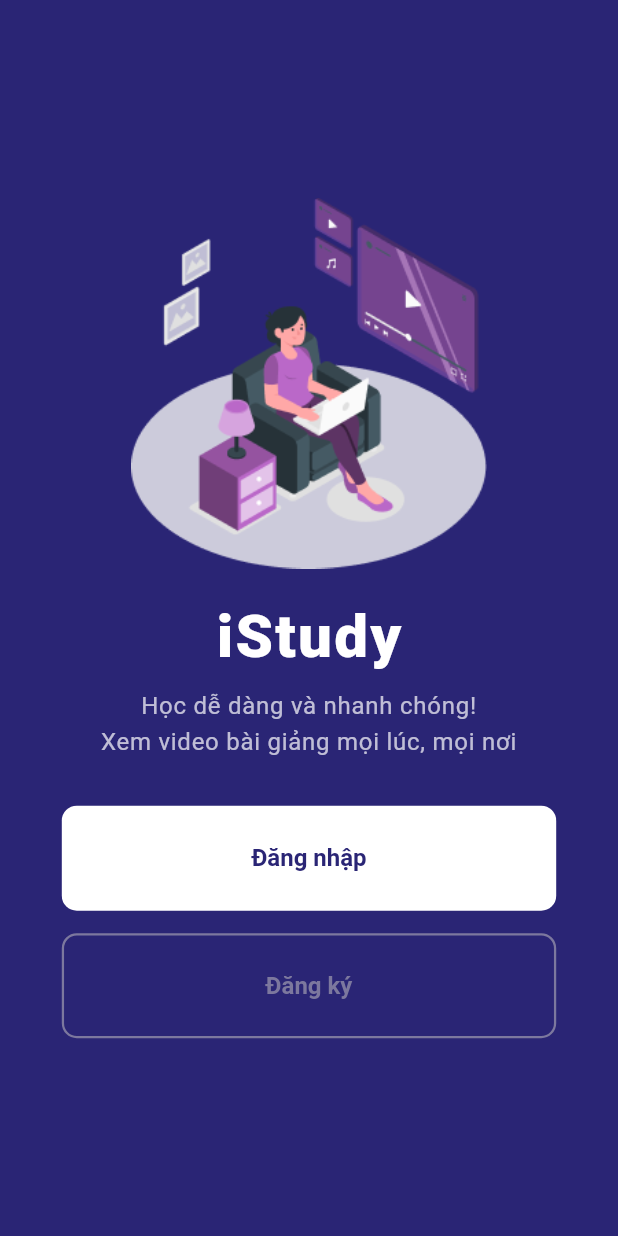
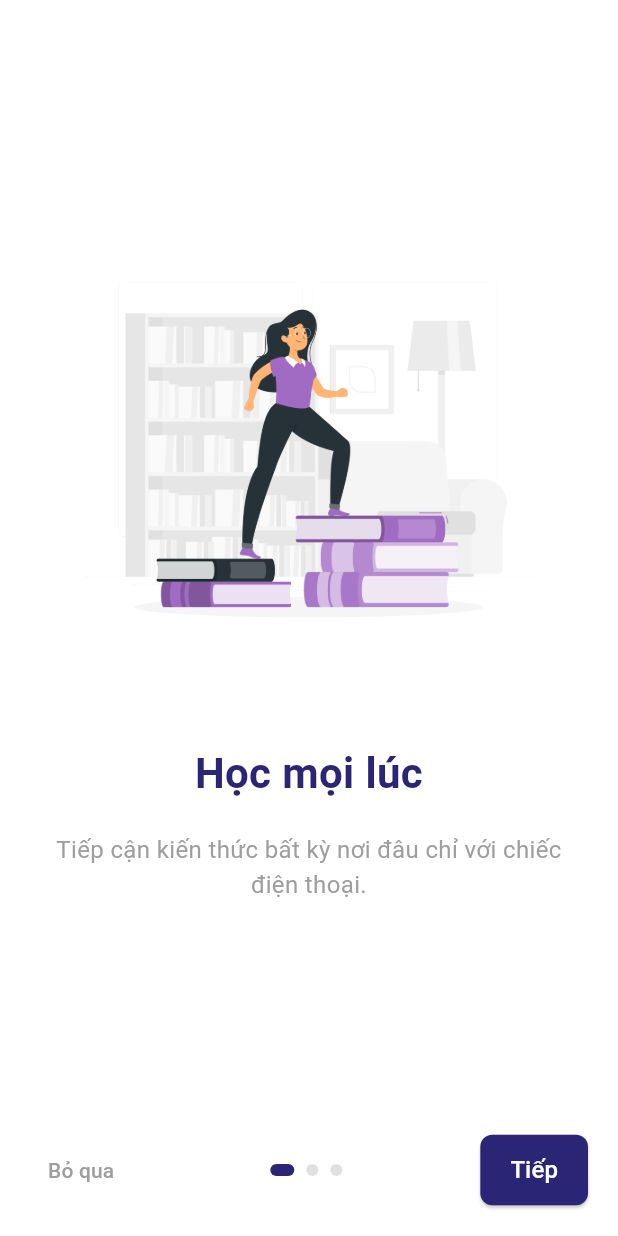
Before and after one commit to khanhphu/iStudy--Online-Courses, a Flutter app: the screen it shows after launch, on a phone screen of 412 x 824 dp. Run offline on Flutter 3.47's test engine with Material 3 defaults, Android fonts, the phone set to English and light mode, and no system bars; our stand-ins replace cached_network_image, cloud_firestore, firebase_auth, firebase_core, get, get_storage and 2 more; missing offline and left inert: img_picker; accounts and stored records are empty.

Commit message:
logic splash screen- onboarding- remember me

```diff
--- /dev/null
+++ b/lib/screens/onboarding_screen.dart
@@ -0,0 +1,197 @@
+import 'package:flutter/material.dart';
+import 'package:google_fonts/google_fonts.dart';
+import 'package:istudy_courses/screens/login_screen.dart';
+import 'package:istudy_courses/services/local/storage_service.dart';
+import 'package:istudy_courses/theme/colors.dart';
+
+class OnboardingScreen extends StatefulWidget {
+  const OnboardingScreen({super.key});
+
+  @override
+  State<OnboardingScreen> createState() => _OnboardingScreenState();
+}
+
+class _OnboardingScreenState extends State<OnboardingScreen> {
+  final PageController _pageController = PageController();
+  int _currentIndex = 0;
+
+  final List<Map<String, String>> _onboardingData = [
+    {
+      'image': 'assets/onboarding1.png',
+      'title': 'Học mọi lúc',
+      'desc': 'Tiếp cận kiến thức bất kỳ nơi đâu chỉ với chiếc điện thoại.',
+    },
+    {
+      'image': 'assets/onboarding2.png',
+      'title': 'Bài giảng chất lượng',
+      'desc': 'Video bài giảng rõ ràng, dễ hiểu, phù hợp với mọi trình độ.',
+    },
+    {
+      'image': 'assets/amico.png',
+      'title': 'Theo dõi tiến độ',
+      'desc': 'Đánh dấu bài đã học và tiếp tục học dễ dàng.',
+    },
+  ];
+
+  void _skip() {
+    StorageService.setOnboardingSeen();
+    Navigator.pushReplacement(
+      context,
+      MaterialPageRoute(builder: (_) => const LoginPage()),
+    );
+  }
+
+  void _next() {
+    if (_currentIndex < _onboardingData.length - 1) {
+      _pageController.nextPage(
+        duration: const Duration(milliseconds: 300),
+        curve: Curves.easeInOut,
+      );
+    } else {
+      _skip();
+    }
+  }
+
+  Widget _buildPage(Map<String, String> data) {
+    return Padding(
+      padding: const EdgeInsets.all(20),
+      child: LayoutBuilder(
+        builder: (context, constraints) {
+          bool isWide = constraints.maxWidth > 600;
+          return isWide
+              ? Row(
+                mainAxisAlignment: MainAxisAlignment.center,
+                children: [
+                  Expanded(
+                    child: Image.asset(
+                      data['image']!,
+                      height: 300,
+                      fit: BoxFit.contain,
+                    ),
+                  ),
+                  const SizedBox(width: 40),
+                  Expanded(child: _buildTextSection(data)),
+                ],
+              )
+              : Column(
+                mainAxisAlignment: MainAxisAlignment.center,
+                children: [
+                  Image.asset(data['image']!, height: 300, fit: BoxFit.contain),
+                  const SizedBox(height: 40),
+                  _buildTextSection(data),
+                ],
+              );
+        },
+      ),
+    );
+  }
+
+  Widget _buildTextSection(Map<String, String> data) {
+    return Column(
+      crossAxisAlignment: CrossAxisAlignment.center,
+      children: [
+        Text(
+          data['title']!,
+          style: GoogleFonts.roboto(
+            fontSize: 28,
+            fontWeight: FontWeight.bold,
+            color: AppColors.purple,
+          ),
+          textAlign: TextAlign.center,
+        ),
+        const SizedBox(height: 20),
+        Padding(
+          padding: const EdgeInsets.symmetric(horizontal: 10),
+          child: Text(
+            data['desc']!,
+            style: const TextStyle(fontSize: 16, color: Colors.grey),
+            textAlign: TextAlign.center,
+          ),
+        ),
+      ],
+    );
+  }
+
+  @override
+  Widget build(BuildContext context) {
+    final bool isLast = _currentIndex == _onboardingData.length - 1;
+
+    return Scaffold(
+      backgroundColor: Colors.white,
+      body: SafeArea(
+        child: Column(
+          children: [
+            Expanded(
+              child: PageView.builder(
+                controller: _pageController,
+                itemCount: _onboardingData.length,
+                onPageChanged: (index) {
+                  setState(() => _currentIndex = index);
+                },
+                itemBuilder: (_, index) {
+                  return _buildPage(_onboardingData[index]);
+                },
+              ),
+            ),
+            Padding(
+              padding: const EdgeInsets.symmetric(horizontal: 20),
+              child: Row(
+                mainAxisAlignment: MainAxisAlignment.spaceBetween,
+                children: [
+                  // Skip button
+                  TextButton(
+                    onPressed: _skip,
+                    child: const Text(
+                      'Bỏ qua',
+                      style: TextStyle(color: Colors.grey),
+                    ),
+                  ),
+
+                  // Indicator
+                  Row(
+                    children: List.generate(
+                      _onboardingData.length,
+                      (index) => AnimatedContainer(
+                        duration: const Duration(milliseconds: 200),
+                        margin: const EdgeInsets.symmetric(horizontal: 4),
+                        width: _currentIndex == index ? 16 : 8,
+                        height: 8,
+                        decoration: BoxDecoration(
+                          color:
+                              _currentIndex == index
+                                  ? AppColors.purple
+                                  : Colors.grey[300],
+                          borderRadius: BorderRadius.circular(5),
+                        ),
+                      ),
+                    ),
+                  ),
+
+                  // Next / Start Button
+                  ElevatedButton(
+                    onPressed: _next,
+                    style: ElevatedButton.styleFrom(
+                      backgroundColor: AppColors.purple,
+                      shape: RoundedRectangleBorder(
+                        borderRadius: BorderRadius.circular(8),
+                      ),
+                      padding: const EdgeInsets.symmetric(
+                        horizontal: 20,
+                        vertical: 12,
+                      ),
+                    ),
+                    child: Text(
+                      isLast ? 'Bắt đầu học' : 'Tiếp',
+                      style: const TextStyle(fontSize: 16, color: Colors.white),
+                    ),
+                  ),
+                ],
+              ),
+            ),
+            const SizedBox(height: 20),
+          ],
+        ),
+      ),
+    );
+  }
+}
--- a/lib/screens/splash_screen.dart
+++ b/lib/screens/splash_screen.dart
@@ -1,31 +1,102 @@
+import 'package:firebase_auth/firebase_auth.dart';
 import 'package:flutter/material.dart';
 import 'package:google_fonts/google_fonts.dart';
+import 'package:istudy_courses/screens/courses_screen.dart';
 import 'package:istudy_courses/screens/login_screen.dart';
-import '../theme/colors.dart';
-import 'register_screen.dart';
+import 'package:istudy_courses/screens/onboarding_screen.dart';
+import 'package:istudy_courses/services/local/storage_service.dart';
+import 'package:istudy_courses/theme/colors.dart';
 
+class SplashScreen extends StatefulWidget {
+  const SplashScreen({super.key});
 
-class SplashScreen extends StatelessWidget {
-  const SplashScreen({super.key});
+  @override
+  State<SplashScreen> createState() => _SplashScreenState();
+}
+
+class _SplashScreenState extends State<SplashScreen> {
+  @override
+  void initState() {
+    // TODO: implement initState
+    super.initState();
+    _checkNavigation();
+  }
+
+  Future<void> _checkNavigation() async {
+    await Future.delayed(const Duration(seconds: 2)); // delay để splash hiện
+
+    bool seenOnboarding = StorageService.hasSeenOnboarding;
+    bool remember = StorageService.isRemembered;
+    final email = StorageService.email;
+    final password = StorageService.password;
+
+    // Debug logging
+    print('Splash Debug:');
+    print('seenOnboarding: $seenOnboarding');
+    print('remember: $remember');
+    print('email: $email');
+    print('password: ${password != null ? "***" : null}');
+
+    if (!seenOnboarding) {
+      Navigator.pushReplacement(
+        context,
+        MaterialPageRoute(builder: (_) => const OnboardingScreen()),
+      );
+      return; // Thêm return để tránh thực hiện code phía dưới
+    }
+
+    if (remember && email != null && password != null) {
+      try {
+        await FirebaseAuth.instance.signInWithEmailAndPassword(
+          email: email,
+          password: password,
+        );
+        // Thành công chuyển vào màn hình chính
+        Navigator.pushReplacement(
+          context,
+          MaterialPageRoute(builder: (_) => const CoursesScreen()),
+        );
+      } catch (e) {
+        print('Auto-login failed: $e');
+
+        // Đăng nhập thất bại, xóa thông tin lưu trữ và chuyển về LoginPage
+        // StorageService.clearRememberData(); // Thêm method này để xóa dữ liệu lỗi
+        Navigator.pushReplacement(
+          context,
+          MaterialPageRoute(builder: (_) => const LoginPage()),
+        );
+      }
+    } else {
+      print(
+        'Going to LoginPage - remember: $remember, email: $email, password: $password',
+      );
+
+      // Trường hợp: remember = false hoặc email/password = null
+      Navigator.pushReplacement(
+        context,
+        MaterialPageRoute(builder: (_) => const LoginPage()),
+      );
+    }
+  }
 
   @override
   Widget build(BuildContext context) {
     return Scaffold(
-      backgroundColor: AppColors.purple, // Màu nền tím giống trong hình
+      backgroundColor: AppColors.purple,
       body: SafeArea(
         child: Padding(
-          padding: EdgeInsets.symmetric(
-            horizontal: MediaQuery.of(context).size.width * 0.1,
-            vertical: MediaQuery.of(context).size.height * 0.05,
-          ),
+          padding: EdgeInsets.all(20),
           child: Column(
             mainAxisAlignment: MainAxisAlignment.center,
             children: [
               Image.asset(
                 'assets/amico.png', // Thay bằng hình ảnh phù hợp nếu cần
-                height: MediaQuery.of(context).size.height * 0.3,
-                width: MediaQuery.of(context).size.width * 0.7,
-                errorBuilder: (context, error, stackTrace) => const Icon(
+                // height: MediaQuery.of(context).size.height * 0.3,
+                // width: MediaQuery.of(context).size.width * 0.7,
+                fit: BoxFit.contain,
+                height: 300,
+                errorBuilder:
+                    (context, error, stackTrace) => const Icon(
                       Icons.error_outline,
                       size: 100,
                       color: Colors.white70,
@@ -55,52 +126,57 @@ class SplashScreen extends StatelessWidget {
                 ),
               ),
               const SizedBox(height: 30),
-              FilledButton(
-                onPressed: () => Navigator.push(
-                  context,
-                  MaterialPageRoute(
-                    builder: (_) => const LoginPage(),
-                    settings: const RouteSettings(name: 'LoginPage'),
-                  ),
-                ),
-                style: FilledButton.styleFrom(
-                  minimumSize: const Size.fromHeight(70),
-                  backgroundColor: Colors.white,
-                  foregroundColor: AppColors.purple,
-                  shape: RoundedRectangleBorder(
-                    borderRadius: BorderRadius.circular(10),
-                  ),
-                  textStyle: const TextStyle(
-                    fontSize: 16,
-                    fontWeight: FontWeight.w600,
-                  ),
-                ),
-                child: const Text("Đăng nhập"),
-              ),
-              const SizedBox(height: 15),
-              OutlinedButton(
-                onPressed: () => Navigator.push(
-                  context,
-                  MaterialPageRoute(
-                    builder: (_) => const RegisterPage(),
-                    settings: const RouteSettings(name: 'RegisterPage'),
-                  ),
-                ),
-                style: OutlinedButton.styleFrom(
-                  minimumSize: const Size.fromHeight(70),
-                  side: const BorderSide(color: AppColors.blur_purple, width: 1.5),
-                  foregroundColor: AppColors.blur_purple,
-                  shape: RoundedRectangleBorder(
-                    borderRadius: BorderRadius.circular(10),
-                  ),
-                  textStyle: const TextStyle(
-                    fontSize: 16,
-                    fontWeight: FontWeight.w600,
-                    color: AppColors.white
-                  ),
-                ),
-                child: const Text("Đăng ký"),
-              ),
+              // FilledButton(
+              //   onPressed:
+              //       () => Navigator.push(
+              //         context,
+              //         MaterialPageRoute(
+              //           builder: (_) => const LoginPage(),
+              //           settings: const RouteSettings(name: 'LoginPage'),
+              //         ),
+              //       ),
+              //   style: FilledButton.styleFrom(
+              //     minimumSize: const Size.fromHeight(70),
+              //     backgroundColor: Colors.white,
+              //     foregroundColor: AppColors.purple,
+              //     shape: RoundedRectangleBorder(
+              //       borderRadius: BorderRadius.circular(10),
+              //     ),
+              //     textStyle: const TextStyle(
+              //       fontSize: 16,
+              //       fontWeight: FontWeight.w600,
+              //     ),
+              //   ),
+              //   child: const Text("Đăng nhập"),
+              // ),
+              // const SizedBox(height: 15),
+              // OutlinedButton(
+              //   onPressed:
+              //       () => Navigator.push(
+              //         context,
+              //         MaterialPageRoute(
+              //           builder: (_) => const RegisterPage(),
+              //           settings: const RouteSettings(name: 'RegisterPage'),
+              //         ),
+              //       ),
+              //   style: OutlinedButton.styleFrom(
+              //     minimumSize: const Size.fromHeight(70),
+              //     side: const BorderSide(
+              //       color: AppColors.blur_purple,
+              //       width: 1.5,
+              //     ),
+              //     foregroundColor: AppColors.blur_purple,
+              //     shape: RoundedRectangleBorder(
+              //       borderRadius: BorderRadius.circular(10),
+              //     ),
+              //     textStyle: const TextStyle(
+              //       fontSize: 16,
+              //       fontWeight: FontWeight.w600,
+              //       color: AppColors.white,
+              //     ),
+              //   ),
+              //   child: const Text("Đăng ký"),
+              // ),
             ],
           ),
         ),
--- a/lib/services/local/storage_service.dart
+++ b/lib/services/local/storage_service.dart
@@ -1,7 +1,32 @@
 import 'package:get_storage/get_storage.dart';
 
 class StorageService {
-  final _box = GetStorage();
+  static final _box = GetStorage();
+
+  static String? currentUID;
+  static String _prefix(String key) => '${currentUID ?? "guest"}_$key';
+
+  static String? get email => _box.read(_prefix('email'));
+  static String? get password => _box.read(_prefix('password'));
+  //onboarding
+  static bool get hasSeenOnboarding => _box.read('hasSeenOnboarding') ?? false;
+  static void setOnboardingSeen() => _box.write('hasSeenOnboarding', true);
+
+  //remember me
+  static bool get isRemembered => _box.read(_prefix('remember_me')) ?? false;
+  static void setRememberMe(bool value) =>
+      _box.write(_prefix('remember_me'), value);
+
+  static void saveCredentials(String email, String password) {
+    _box.write(_prefix('email'), email);
+    _box.write(_prefix('password'), password);
+  }
+
+  static void clearCredentials() {
+    _box.remove(_prefix('email'));
+    _box.remove(_prefix('password'));
+    setRememberMe(false);
+  }
 
   void saveUserData(String uid, Map<String, dynamic> data) {
     _box.write(uid, data);
@@ -25,4 +50,17 @@ class StorageService {
   void clearUser(String uid) {
     _box.remove(uid);
   }
+
+  //reset all user data
+  static Future<void> wipeOut() async {
+    for (var key in _box.getKeys()) {
+      if (key is String && key.startsWith(currentUID ?? "guest")) {
+        await _box.remove(key);
+      }
+    }
+  }
+
+  static Future<void> resetAll() async {
+    await _box.erase(); // Xoá toàn bộ dữ liệu GetStorage
+  }
 }
```
Also changed, not shown: lib/screens/login_screen.dart (+34 -1 lines), lib/widgets/profile_drawer_menu.dart (+37 -1 lines), assets/onboarding1.png (added), assets/onboarding2.png (added). Lines whose indentation alone changed are shown as unchanged.
